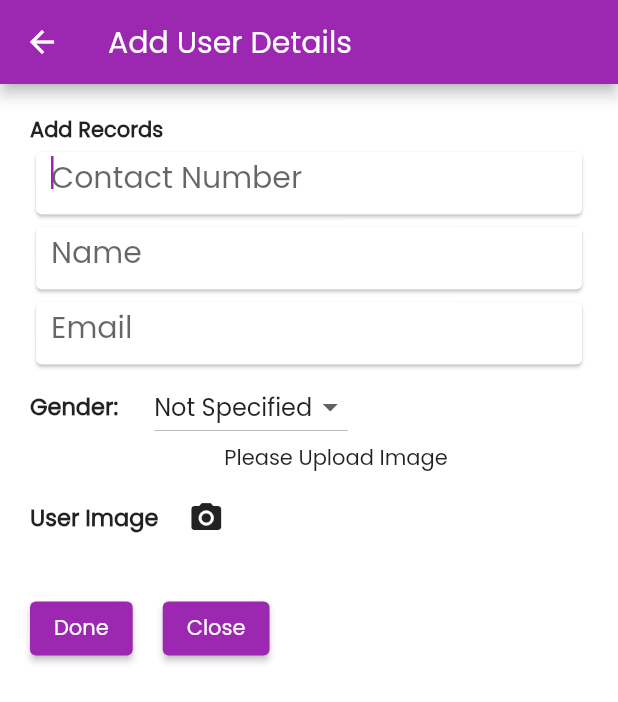
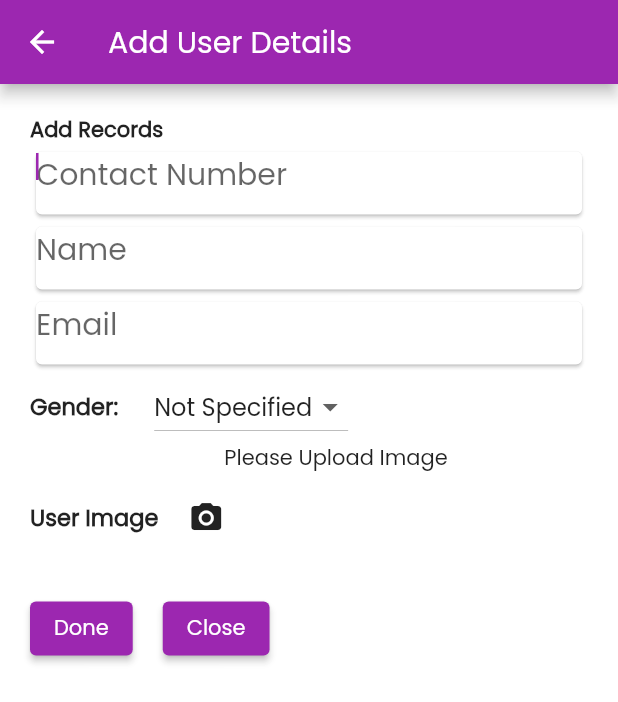
Before and after one commit to diptesh2082/vyam_admin_pannel2, a Flutter app: the UserInformation screen opened directly, after a tap on "Add User", on a phone screen of 412 x 824 dp. Shown: the top 702 px of the screen. Run offline on Flutter 3.47's test engine with Material 2 defaults, Android fonts, the phone set to English and light mode, and no system bars; our stand-ins replace cached_network_image, cloud_firestore, easy_localization, firebase_auth, firebase_core, firebase_dynamic_links and 9 more; missing offline and left inert: dart:html, flutter_dropzone, geocode, google_maps, latlng, map and 4 more; accounts and stored records are empty.

```diff
--- a/lib/Screens/Collection_info.dart
+++ b/lib/Screens/Collection_info.dart
@@ -23,6 +23,7 @@ class UserInformation extends StatefulWidget {
 }
 
 class _UserInformationState extends State<UserInformation> {
+
   CollectionReference? userDetailStream;
   String searchUser = '';
   @override
@@ -43,7 +44,7 @@ class _UserInformationState extends State<UserInformation> {
   Widget build(BuildContext context) {
     return Scaffold(
       appBar: AppBar(
-        title: Text("User Details"),
+        title: const Text("User Details"),
       ),
       body: SafeArea(
         child: Container(
@@ -125,7 +126,7 @@ class _UserInformationState extends State<UserInformation> {
 
                       var doc = snapshot.data.docs;
 
-                      if (searchUser.length > 0) {
+                      if (searchUser.isNotEmpty) {
                         doc = doc.where((element) {
                           return element
                                   .get('name')
@@ -141,7 +142,13 @@ class _UserInformationState extends State<UserInformation> {
                                   .get('address')
                                   .toString()
                                   .toLowerCase()
+                                  .contains(searchUser.toString()) ||
+                              element
+                                  .get('userId')
+                                  .toString()
+                                  .toLowerCase()
                                   .contains(searchUser.toString());
+
                         }).toList();
                       }
 
@@ -803,7 +810,7 @@ class _editimState extends State<editim> {
               ? Container(
                   height: 100,
                   width: 200,
-                  child: Center(
+                  child: const Center(
                     child: CircularProgressIndicator(),
                   ),
                 )
@@ -877,17 +884,20 @@ class _detailsaddState extends State<detailsadd> {
   final TextEditingController _addpincode = TextEditingController();
   final TextEditingController _addsublocality = TextEditingController();
   final TextEditingController _adduserid = TextEditingController();
+  final _formKey = GlobalKey<FormState>();
 
   @override
   Widget build(BuildContext context) {
     return Scaffold(
       backgroundColor: Colors.white10,
       appBar: AppBar(
-        title: Text('Add User Details'),
+        title: const Text('Add User Details'),
       ),
-      body: SingleChildScrollView(
+      body: Form(
+        key: _formKey,
+        child: SingleChildScrollView(
           child: Container(
-          padding: EdgeInsets.all(20),
+            padding: const EdgeInsets.all(20),
             child: Column(
               crossAxisAlignment: CrossAxisAlignment.start,
               children: [
@@ -899,13 +909,10 @@ class _detailsaddState extends State<detailsadd> {
                       fontSize: 14),
                 ),
 
-              customTextField(
+                customTextField3(
                     hinttext: "Contact Number", addcontroller: _addnumber),
-              // customTextField(
-              //
-              //     hinttext: "UserID", addcontroller: _adduserid),
-              customTextField(hinttext: "Name", addcontroller: _addname),
-              customTextField(hinttext: "Email", addcontroller: _addemail),
+                customTextField3(hinttext: "Name", addcontroller: _addname),
+                customTextField3(hinttext: "Email", addcontroller: _addemail),
                 Row(
                   children: [
                     const Text(
@@ -943,6 +950,7 @@ class _detailsaddState extends State<detailsadd> {
                   children: [
                     ElevatedButton(
                       onPressed: () async {
+                       if (_formKey.currentState!.validate()) {
                          FirebaseFirestore.instance
                              .collection('user_details')
                              .doc("+91${_addnumber.text}")
@@ -971,8 +979,8 @@ class _detailsaddState extends State<detailsadd> {
                            });
                            print("value:$ds");
                          }).catchError((e) => print(e));
-                      ;
                          Navigator.pop(context);
+                       }
                       },
                       child: const Text('Done'),
                     ),
@@ -987,6 +995,7 @@ class _detailsaddState extends State<detailsadd> {
                   ],
                 ),
               ],
+            ),
           ),
         ),
       ),
@@ -1036,7 +1045,7 @@ class _loadimageState extends State<loadimage> {
               ? Container(
                   height: 100,
                   width: 200,
-                  child: Center(
+                  child: const Center(
                     child: CircularProgressIndicator(),
                   ),
                 )
@@ -1049,7 +1058,7 @@ class _loadimageState extends State<loadimage> {
                   : Container(
                       height: 100,
                       width: 200,
-                      child: Text("Please Upload Image"),
+                      child: const Text("Please Upload Image"),
                     ),
         ),
       ],
--- a/lib/Screens/cities_add_screen.dart
+++ b/lib/Screens/cities_add_screen.dart
@@ -178,7 +178,7 @@ class _citiesAddState extends State<citiesAdd> {
                         child: Text('No Item Found'),
                       ),
                       textFieldConfiguration: TextFieldConfiguration(
-                        scrollPadding: EdgeInsets.all(20),
+                        scrollPadding: const EdgeInsets.all(20),
                         cursorWidth: 2.0,
                         controller: _addAddress,
                       ),
@@ -233,7 +233,6 @@ class _citiesAddState extends State<citiesAdd> {
 //                           'Status': true,
                           'Address': _addAddress.text,
                           'Status': true,
-// >>>>>>> e2b255f6cfc25eda9d5d8491339e8c2023780f47
                           'id': id,
                           //'index' : _addIndex,
                         },
```
Also changed, not shown: lib/Screens/payments_screen.dart (+7 -1 lines), lib/Screens/push_new_screen.dart (+17 -12 lines), lib/dashboard.dart (+72 -4 lines). Lines whose indentation alone changed are shown as unchanged.
